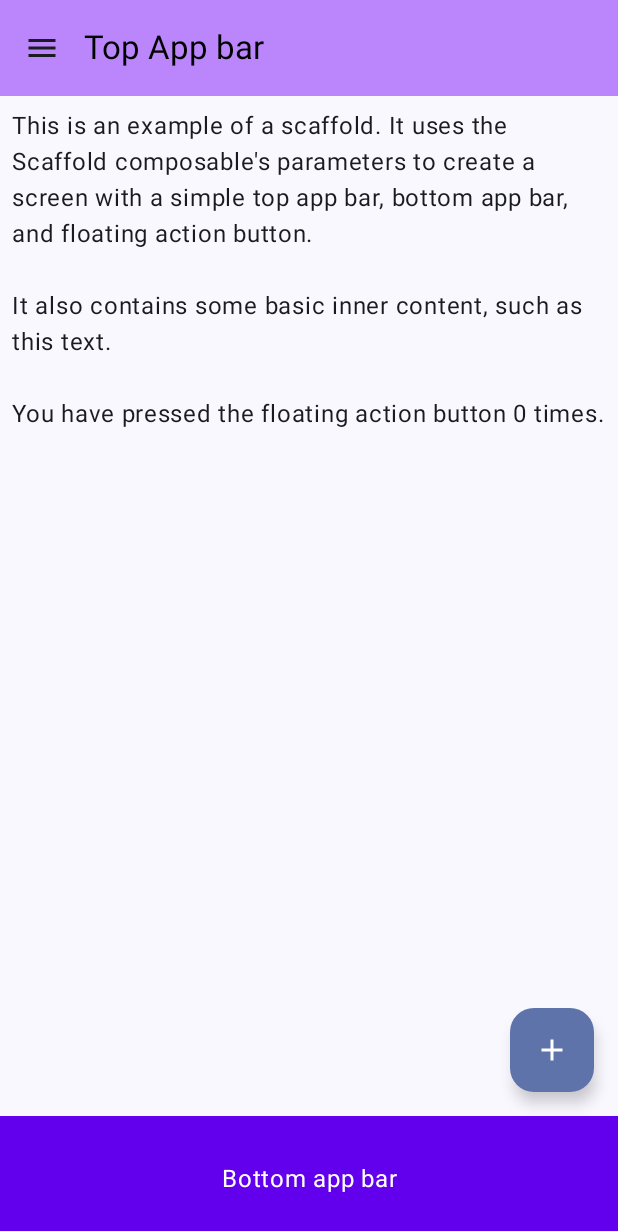
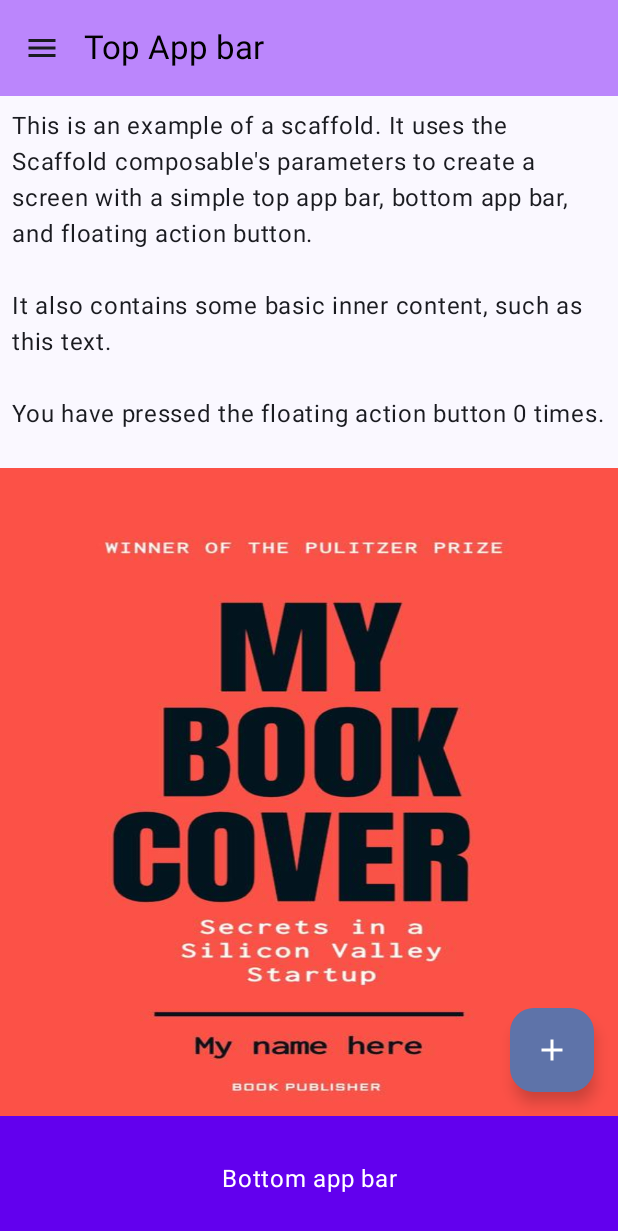
Before and after one commit to faisalmoinuddin99/android_kotlin, an Android app built with Jetpack Compose: the screen it shows after launch (MainActivity), on a phone screen of 412 x 824 dp. Shown: the top 1231 px of the screen. Run offline under Robolectric (Android 15) with nearby library versions, the phone set to English and light mode, and no system bars.

Commit message:
Vertical Scrolling Example | Part 1 | Images are Loaded on the screen

```diff
--- a/Layout_Playground/app/src/main/java/com/example/layout_playground/Screens/ScaffoldExample.kt
+++ b/Layout_Playground/app/src/main/java/com/example/layout_playground/Screens/ScaffoldExample.kt
@@ -130,6 +130,8 @@ fun MyScaffoldExample() {
     )
     /* Below Piece of code will display the content outside the navigation drawer hence
     its good to put Scaffold or any prefer layout
+
+    Scaffold Used Below
      */
     {
         Scaffold(
@@ -189,6 +191,7 @@ fun MyScaffoldExample() {
                 """.trimIndent(),
                     modifier = Modifier.padding(8.dp)
                 )
+                MyScrollingScreen()
             }
         }
 
--- /dev/null
+++ b/Layout_Playground/app/src/main/java/com/example/layout_playground/Screens/ScrollingScreen.kt
@@ -0,0 +1,47 @@
+package com.example.layout_playground.Screens
+
+import androidx.annotation.DrawableRes
+import androidx.annotation.StringRes
+import androidx.compose.foundation.Image
+import androidx.compose.foundation.layout.Column
+import androidx.compose.foundation.layout.size
+import androidx.compose.runtime.Composable
+import androidx.compose.ui.Modifier
+import androidx.compose.ui.graphics.ImageBitmap
+import androidx.compose.ui.layout.ContentScale
+import androidx.compose.ui.res.imageResource
+import androidx.compose.ui.res.stringResource
+import androidx.compose.ui.unit.dp
+import com.example.layout_playground.R
+
+@Composable
+fun MyScrollingScreen(modifier: Modifier = Modifier) {
+    Column {
+        BookImage(
+            imageResId = R.drawable.book_cover_1,
+            contentDescriptionId = R.string.first_book_1
+        )
+        BookImage(
+            imageResId = R.drawable.book_cover_2,
+            contentDescriptionId = R.string.first_book_2
+        )
+        BookImage(
+            imageResId = R.drawable.book_cover_3,
+            contentDescriptionId = R.string.first_book_3
+        )
+    }
+}
+
+
+@Composable
+fun BookImage(
+    @DrawableRes imageResId: Int,
+    @StringRes contentDescriptionId: Int
+) {
+    Image(
+        bitmap = ImageBitmap.imageResource(imageResId),
+        contentDescription = stringResource(id = contentDescriptionId),
+        contentScale = ContentScale.FillBounds,
+        modifier = Modifier.size(476.dp, 616.dp)
+    )
+}
--- a/Layout_Playground/app/src/main/res/values/strings.xml
+++ b/Layout_Playground/app/src/main/res/values/strings.xml
@@ -1,3 +1,6 @@
 <resources>
     <string name="app_name">Layout_Playground</string>
+    <string name="first_book_1">Book cover page 1</string>
+    <string name="first_book_2">Book cover page 2</string>
+    <string name="first_book_3">Book cover page 3</string>
 </resources>
```
Also changed, not shown: Layout_Playground/app/src/main/res/drawable/book_cover_1.jpg (added), Layout_Playground/app/src/main/res/drawable/book_cover_2.jpg (added), Layout_Playground/app/src/main/res/drawable/book_cover_3.jpg (added).
